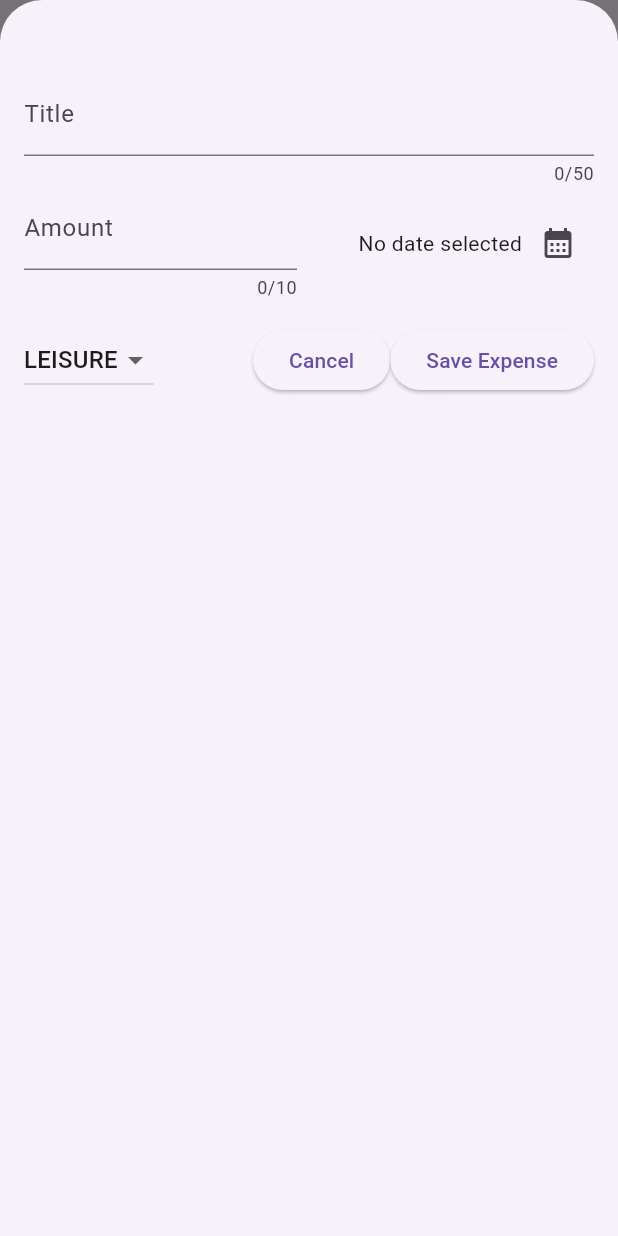
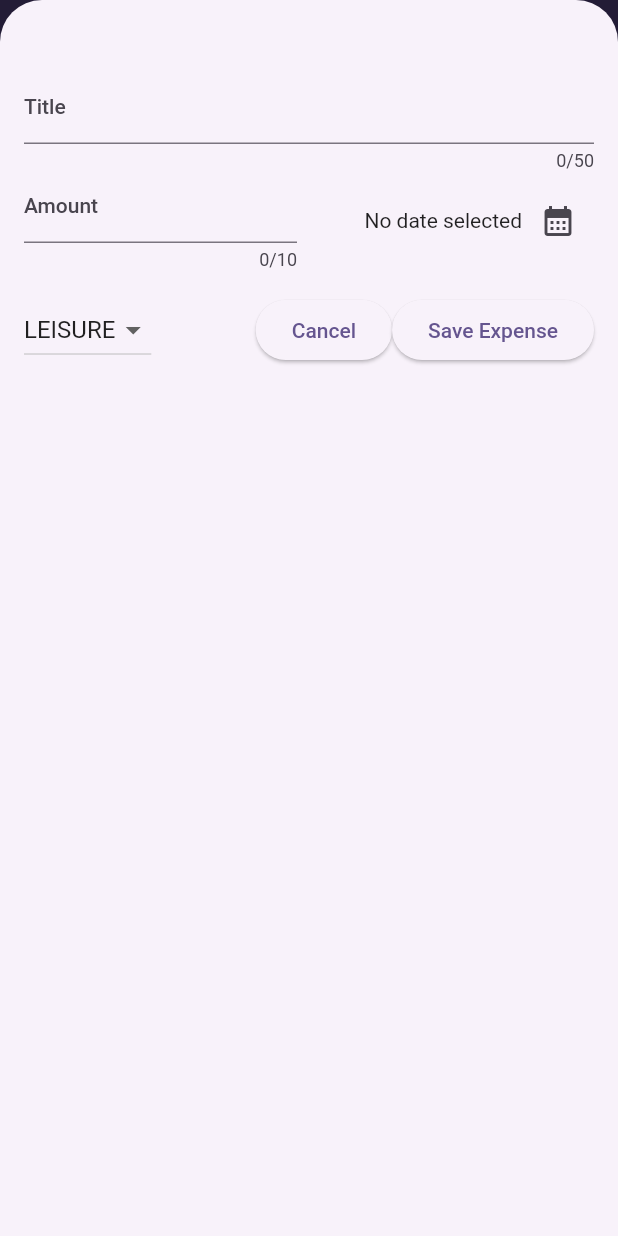
Before and after one commit to ko-he-i/expense_tracker, a Flutter app: the screen it shows after launch, after a tap on the "add" icon, on a phone screen of 412 x 824 dp. Run offline on Flutter 3.47's test engine with Material 2 defaults, Android fonts, the phone set to English and light mode, and no system bars.

Commit message:
配色設定

```diff
--- a/lib/main.dart
+++ b/lib/main.dart
@@ -1,10 +1,20 @@
 import 'package:expense_tracker/widgets/expenses.dart';
 import 'package:flutter/material.dart';
+
+var kColorScheme = ColorScheme.fromSeed(
+  seedColor: const Color.fromARGB(255, 96, 59, 181),
+);
 
 void main() {
   runApp(
     MaterialApp(
-      theme: ThemeData(useMaterial3: true),
+      theme: ThemeData().copyWith(
+          useMaterial3: true,
+          colorScheme: kColorScheme,
+          appBarTheme: const AppBarTheme().copyWith(
+            backgroundColor: kColorScheme.onPrimaryContainer,
+            foregroundColor: kColorScheme.primaryContainer,
+          )),
       home: const Expenses(),
     ),
   );
--- a/lib/widgets/expenses.dart
+++ b/lib/widgets/expenses.dart
@@ -38,9 +38,24 @@ class _ExpensesState extends State<Expenses> {
   }
 
   void _removeExpense(Expense expense) {
+    final expenseIndex = _registeredExpenses.indexOf(expense);
     setState(() {
       _registeredExpenses.remove(expense);
     });
+    ScaffoldMessenger.of(context).showSnackBar(
+      SnackBar(
+        duration: const Duration(seconds: 3),
+        content: const Text('Expense deleted.'),
+        action: SnackBarAction(
+          label: 'Undo',
+          onPressed: () {
+            setState(() {
+              _registeredExpenses.insert(expenseIndex, expense);
+            });
+          },
+        ),
+      ),
+    );
   }
 
   void _addExpense(Expense expense) {
@@ -51,6 +66,17 @@ class _ExpensesState extends State<Expenses> {
 
   @override
   Widget build(BuildContext context) {
+    Widget mainContent = const Center(
+      child: Text('No expenses found. Start adding some!'),
+    );
+
+    if (_registeredExpenses.isNotEmpty) {
+      mainContent = ExpensesList(
+        expenses: _registeredExpenses,
+        onRremoveExpense: _removeExpense,
+      );
+    }
+
     return Scaffold(
       appBar: AppBar(
         title: const Text('Flutter ExpenseTracker'),
@@ -63,12 +89,7 @@ class _ExpensesState extends State<Expenses> {
       ),
       body: Column(
         children: [
-          Expanded(
-            child: ExpensesList(
-              expenses: _registeredExpenses,
-              onRremoveExpense: _removeExpense,
-            ),
-          ),
+          Expanded(child: mainContent),
         ],
       ),
     );
```
